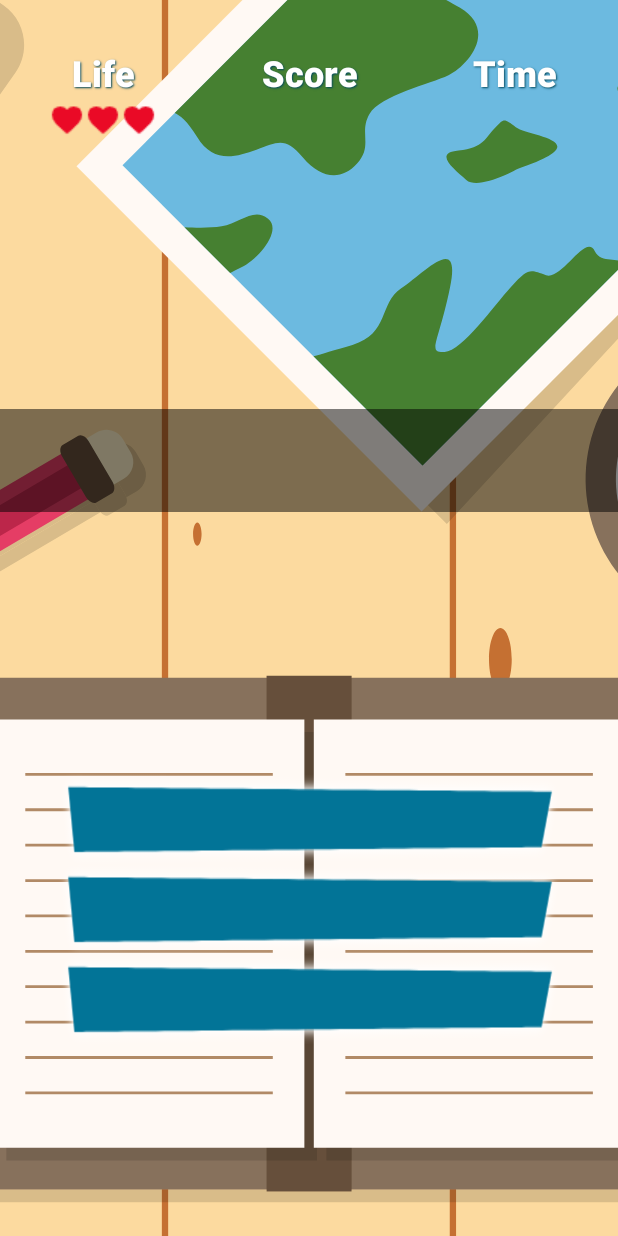
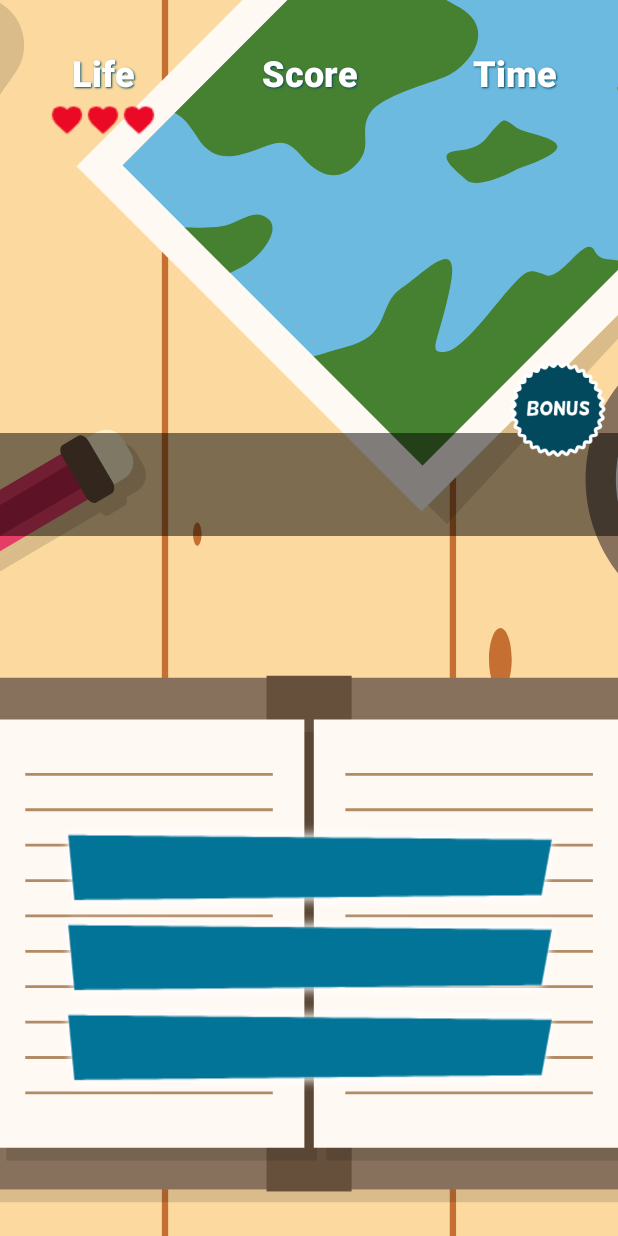
Before and after one commit to fant0m/QuarantineTravel, an Android app: the layout activity_game.xml on its own in the app's theme, with its tools: preview values and no code run, on a phone screen of 412 x 824 dp. Run offline under Robolectric (Android 15) with nearby library versions, the phone set to English and light mode, and no system bars; network calls fail.

Commit message:
question bonus attribute

```diff
--- a/app/src/main/java/com/example/quarantinetravel/game/AirportCodeQuestion.kt
+++ b/app/src/main/java/com/example/quarantinetravel/game/AirportCodeQuestion.kt
@@ -14,6 +14,8 @@ class AirportCodeQuestion(api: KiwiApi) : Question(api) {
         get() = 3
     override val correctAnswerScore: Int
         get() = 1
+    override val isBonus: Boolean
+        get() = false
 
     override fun prepareQuestion(gameListener: GameListener) {
         val randomTerm = Generator.randomTerm()
--- a/app/src/main/java/com/example/quarantinetravel/game/Question.kt
+++ b/app/src/main/java/com/example/quarantinetravel/game/Question.kt
@@ -9,6 +9,7 @@ abstract class Question(val api: KiwiApi) {
     abstract val type : QuestionType
     abstract val answersLength: Int
     abstract val correctAnswerScore: Int
+    abstract val isBonus: Boolean
 
     fun addAnswer (answer: String, correct: Boolean = false) {
        answers.add(Answer(answer, correct))
--- a/app/src/main/res/layout/activity_game.xml
+++ b/app/src/main/res/layout/activity_game.xml
@@ -48,11 +48,23 @@
             android:fontFamily="sans-serif-light" />
     </TextSwitcher>
 
+    <ImageView
+        android:id="@+id/bonus"
+        android:layout_width="64dp"
+        android:layout_height="64dp"
+        android:layout_marginEnd="8dp"
+        android:layout_marginRight="8dp"
+        android:src="@drawable/bonus"
+        android:translationY="16dp"
+        app:layout_constraintBottom_toTopOf="@+id/question"
+        app:layout_constraintEnd_toEndOf="@+id/boardBg"
+        android:contentDescription="@string/bonus" />
+
     <LinearLayout
         android:id="@+id/answers"
         android:layout_width="wrap_content"
         android:layout_height="wrap_content"
-        android:layout_marginBottom="128dp"
+        android:layout_marginBottom="96dp"
         android:gravity="center"
         android:orientation="vertical"
         app:layout_constraintBottom_toBottomOf="parent"
--- a/app/src/main/res/values/strings.xml
+++ b/app/src/main/res/values/strings.xml
@@ -33,4 +33,5 @@
     <string name="congratulations">Congratulations!</string>
     <string name="game_result_message">Your final score is</string>
     <string name="cool">Cool</string>
+    <string name="bonus">bonus</string>
 </resources>
```
Also changed, not shown: app/src/main/java/com/example/quarantinetravel/activity/GameActivity.kt (+7 -0 lines), app/src/main/java/com/example/quarantinetravel/game/Game.kt (+6 -3 lines), app/src/main/res/drawable/bonus.png (added).
